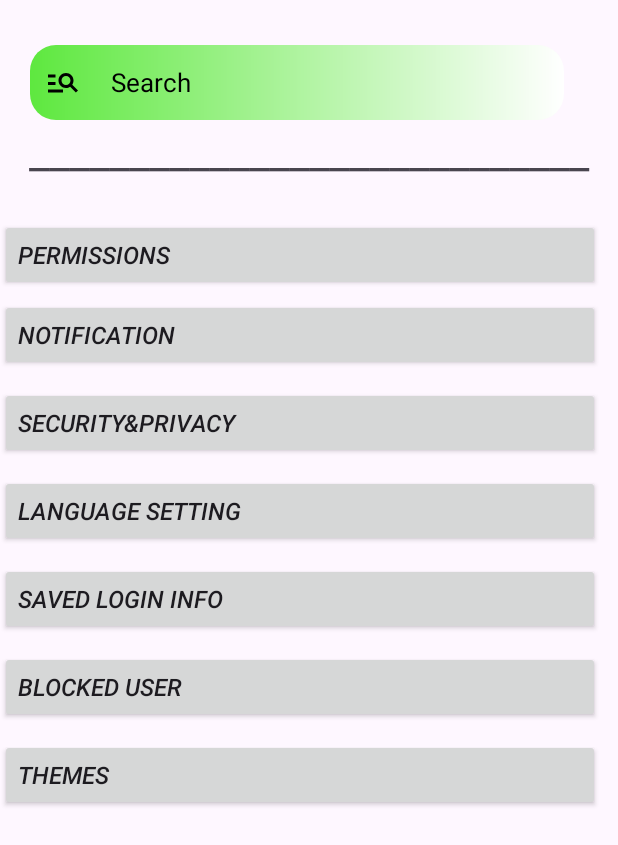
After one commit to yogesh20-05/PlogMate, an Android app: the layout activity_setting.xml on its own in the app's theme, with its tools: preview values and no code run, on a phone screen of 412 x 824 dp. The commit adds this screen. Shown: the top 845 px of the screen. Run offline under Robolectric (Android 15) with nearby library versions, the phone set to English and light mode, and no system bars.

Commit message:
Settings activity updated by pratiksha

```diff
--- a/app/src/main/AndroidManifest.xml
+++ b/app/src/main/AndroidManifest.xml
@@ -16,12 +16,6 @@
         android:theme="@style/Theme.MegaMart"
         tools:targetApi="31">
         <activity
-            android:name=".HelpActivity"
-            android:exported="false" />
-        <activity
-            android:name=".SetingsActivity"
-            android:exported="false" />
-        <activity
             android:name=".OTPVerificationActivity"
             android:exported="false" />
         <activity
@@ -31,7 +25,7 @@
         <activity
             android:name=".RegistrationActivity"
             android:exported="false"
-            android:theme="@style/ShowActionBar" />
+            android:theme="@style/ShowActionBar"/>
         <activity
             android:name=".LoginActivity"
             android:exported="false"
--- /dev/null
+++ b/app/src/main/java/com/example/megamart/SettingActivity.java
@@ -0,0 +1,24 @@
+ package com.example.megamart;
+
+import android.os.Bundle;
+
+import androidx.activity.EdgeToEdge;
+import androidx.appcompat.app.AppCompatActivity;
+import androidx.core.graphics.Insets;
+import androidx.core.view.ViewCompat;
+import androidx.core.view.WindowInsetsCompat;
+
+public class SettingActivity extends AppCompatActivity {
+
+    @Override
+    protected void onCreate(Bundle savedInstanceState) {
+        super.onCreate(savedInstanceState);
+        EdgeToEdge.enable(this);
+        setContentView(R.layout.activity_setting);
+        ViewCompat.setOnApplyWindowInsetsListener(findViewById(R.id.main), (v, insets) -> {
+            Insets systemBars = insets.getInsets(WindowInsetsCompat.Type.systemBars());
+            v.setPadding(systemBars.left, systemBars.top, systemBars.right, systemBars.bottom);
+            return insets;
+        });
+    }
+}
--- /dev/null
+++ b/app/src/main/res/drawable/icon_search.xml
@@ -0,0 +1,5 @@
+<vector xmlns:android="http://schemas.android.com/apk/res/android" android:autoMirrored="true" android:height="24dp" android:tint="#000000" android:viewportHeight="24" android:viewportWidth="24" android:width="24dp">
+
+    <path android:fillColor="@android:color/white" android:pathData="M7,9H2V7h5V9zM7,12H2v2h5V12zM20.59,19l-3.83,-3.83C15.96,15.69 15.02,16 14,16c-2.76,0 -5,-2.24 -5,-5s2.24,-5 5,-5s5,2.24 5,5c0,1.02 -0.31,1.96 -0.83,2.75L22,17.59L20.59,19zM17,11c0,-1.65 -1.35,-3 -3,-3s-3,1.35 -3,3s1.35,3 3,3S17,12.65 17,11zM2,19h10v-2H2V19z"/>
+
+</vector>
--- /dev/null
+++ b/app/src/main/res/layout/activity_setting.xml
@@ -0,0 +1,117 @@
+<?xml version="1.0" encoding="utf-8"?>
+<LinearLayout xmlns:android="http://schemas.android.com/apk/res/android"
+    xmlns:app="http://schemas.android.com/apk/res-auto"
+    xmlns:tools="http://schemas.android.com/tools"
+    android:id="@+id/main"
+    android:layout_width="match_parent"
+    android:layout_height="match_parent"
+    android:orientation="vertical"
+    tools:context=".SettingActivity">
+
+    <EditText
+        android:id="@+id/etSearch"
+        android:layout_width="356dp"
+        android:layout_height="50dp"
+        android:layout_marginLeft="20dp"
+        android:layout_marginTop="30dp"
+
+        android:background="@drawable/etbgcolor"
+        android:drawablePadding="20dp"
+        android:hint="Search"
+        android:inputType="text"
+        android:padding="10dp"
+        android:textColor="@color/black"
+        android:textColorHint="@color/black"
+        android:textSize="17sp"
+        android:drawableLeft="@drawable/icon_search"/>
+
+    <TextView
+        android:layout_width="match_parent"
+        android:layout_height="wrap_content"
+        android:text="____________________________"
+        android:textAlignment="center"
+        android:textSize="30dp"
+       />
+
+    <androidx.appcompat.widget.AppCompatButton
+        android:id="@+id/btnSettingPermission"
+        android:layout_width="400dp"
+        android:layout_height="wrap_content"
+        android:layout_marginTop="25dp"
+        android:layout_marginRight="150dp"
+        android:text="Permissions"
+       android:textAlignment="textStart"
+        android:textSize="16sp"
+        android:textStyle="italic" />
+
+    <androidx.appcompat.widget.AppCompatButton
+        android:id="@+id/btnSettingNotification"
+        android:layout_width="400dp"
+        android:layout_height="wrap_content"
+        android:layout_marginTop="5dp"
+        android:layout_marginRight="150dp"
+        android:layout_marginBottom="5dp"
+        android:text="Notification"
+        android:textAlignment="textStart"
+        android:textSize="16sp"
+        android:textStyle="italic" />
+    <androidx.appcompat.widget.AppCompatButton
+        android:id="@+id/btnSettingSecurity"
+        android:layout_width="400dp"
+        android:layout_height="wrap_content"
+        android:layout_marginTop="5dp"
+        android:layout_marginRight="150dp"
+        android:layout_marginBottom="5dp"
+        android:text="@string/security_privacy"
+        android:textAlignment="textStart"
+        android:textSize="16sp"
+        android:textStyle="italic" />
+    <androidx.appcompat.widget.AppCompatButton
+        android:id="@+id/btnSettingLanguage"
+        android:layout_width="400dp"
+        android:layout_height="wrap_content"
+        android:layout_marginTop="5dp"
+        android:layout_marginRight="150dp"
+        android:layout_marginBottom="5dp"
+        android:text="Language Setting"
+        android:textAlignment="textStart"
+        android:textSize="16sp"
+        android:textStyle="italic" />
+    <androidx.appcompat.widget.AppCompatButton
+        android:id="@+id/btnSettingSavedLoginInfo"
+        android:layout_width="400dp"
+        android:layout_height="wrap_content"
+        android:layout_marginTop="5dp"
+        android:layout_marginRight="150dp"
+        android:layout_marginBottom="5dp"
+        android:text="Saved Login Info"
+        android:textAlignment="textStart"
+        android:textSize="16sp"
+        android:textStyle="italic" />
+    <androidx.appcompat.widget.AppCompatButton
+        android:id="@+id/btnSettingBlockedUser"
+        android:layout_width="400dp"
+        android:layout_height="wrap_content"
+        android:layout_marginTop="5dp"
+        android:layout_marginRight="150dp"
+        android:layout_marginBottom="5dp"
+        android:text="Blocked User"
+        android:textAlignment="textStart"
+        android:textSize="16sp"
+        android:textStyle="italic" />
+    <androidx.appcompat.widget.AppCompatButton
+        android:id="@+id/btnSettingThemes"
+        android:layout_width="400dp"
+        android:layout_height="wrap_content"
+        android:layout_marginTop="5dp"
+        android:layout_marginRight="150dp"
+        android:layout_marginBottom="5dp"
+        android:text="Themes"
+        android:textAlignment="textStart"
+        android:textSize="16sp"
+        android:textStyle="italic" />
+
+
+
+
+</LinearLayout>
--- a/app/src/main/res/values/strings.xml
+++ b/app/src/main/res/values/strings.xml
@@ -1,3 +1,4 @@
 <resources>
     <string name="app_name">MegaMart</string>
+    <string name="security_privacy"><![CDATA[Security&Privacy]]></string>
 </resources>
```
